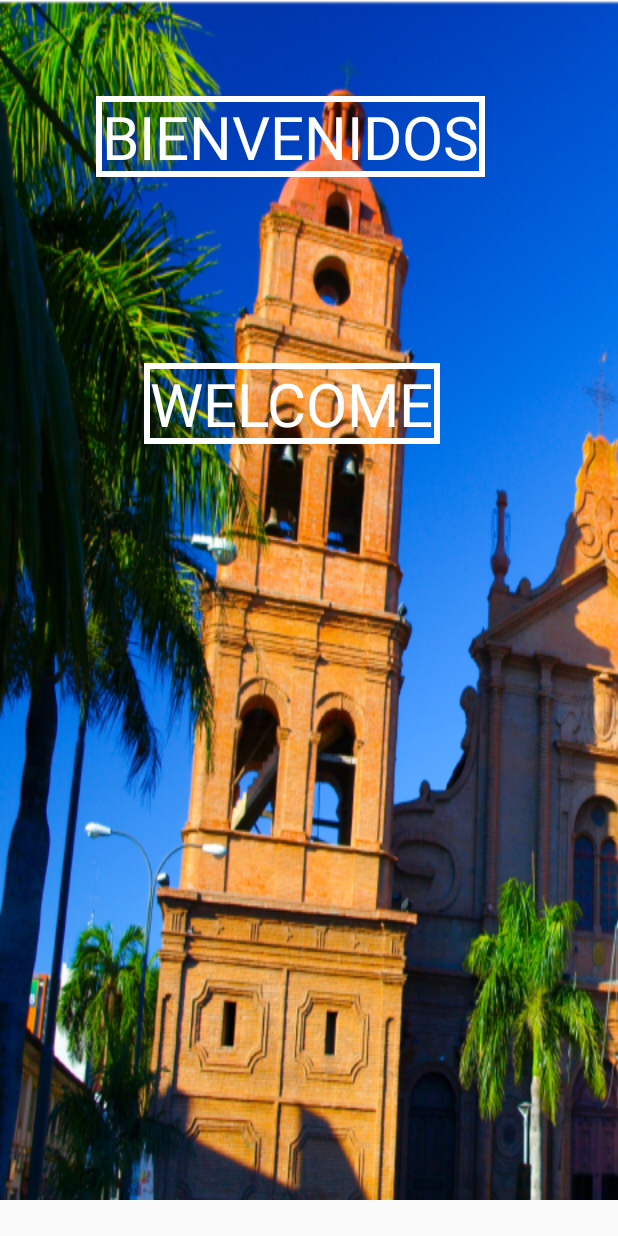
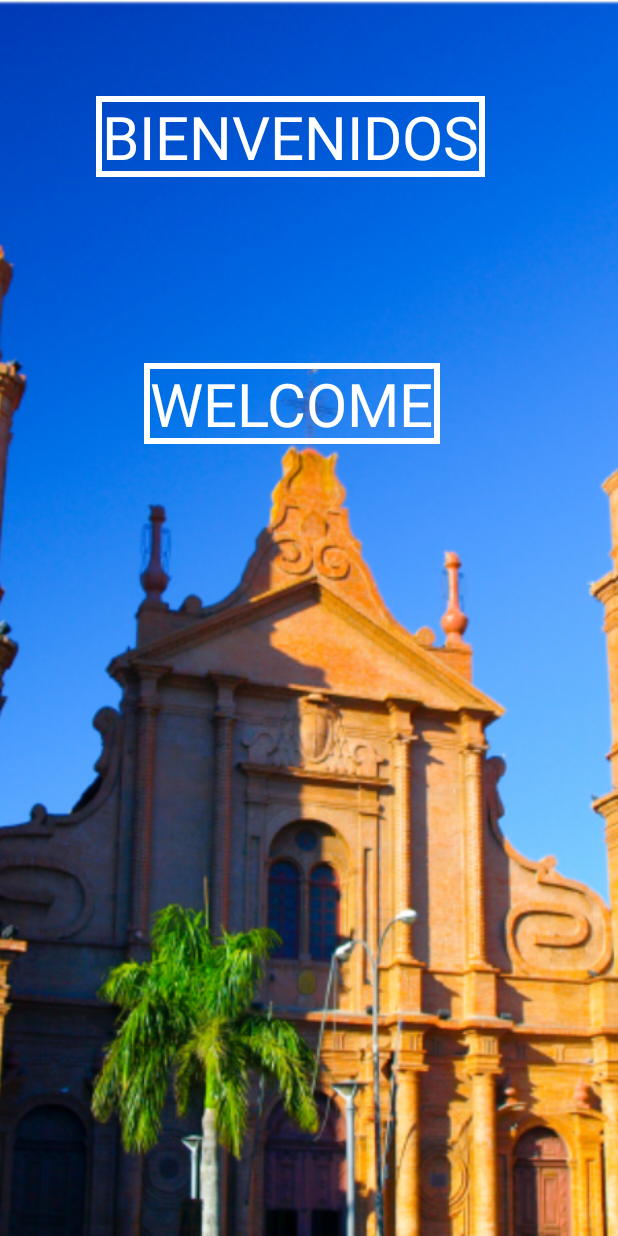
Before and after one commit to WilliamAbelCondori/GuiaTuristica2, an Android app: the layout activity_main.xml on its own in the app's theme, with its tools: preview values and no code run, on a phone screen of 412 x 824 dp. Run offline under Robolectric (Android 15) with nearby library versions, the phone set to English and light mode, and no system bars.

```diff
--- a/app/src/main/java/comercial/web/guiaturistica/SplashActivity.java
+++ b/app/src/main/java/comercial/web/guiaturistica/SplashActivity.java
@@ -9,7 +9,7 @@ import android.os.Handler;
 public class SplashActivity extends Activity {
 
     // Duración en milisegundos que se mostrará el splash
-    private final int DURACION_SPLASH = 250; // 3 segundos
+    private final int DURACION_SPLASH = 3000; // 3 segundos
 
     @Override
     public void onCreate(Bundle savedInstanceState) {
--- a/app/src/main/res/layout/activity_main.xml
+++ b/app/src/main/res/layout/activity_main.xml
@@ -2,10 +2,19 @@
 <android.support.constraint.ConstraintLayout xmlns:android="http://schemas.android.com/apk/res/android"
     xmlns:app="http://schemas.android.com/apk/res-auto"
     xmlns:tools="http://schemas.android.com/tools"
-    android:layout_width="800dp"
-    android:layout_height="800dp"
-    android:background="@drawable/catedral"
+    android:layout_width="match_parent"
+    android:layout_height="match_parent"
     tools:context=".MainActivity">
+
+    <ImageView
+        android:layout_width="0dp"
+        android:layout_height="0dp"
+        android:scaleType="centerCrop"
+        android:src="@drawable/catedral"
+        app:layout_constraintBottom_toBottomOf="parent"
+        app:layout_constraintEnd_toEndOf="parent"
+        app:layout_constraintStart_toStartOf="parent"
+        app:layout_constraintTop_toTopOf="parent" />
 
     <TextView
         android:id="@+id/Bienvenida"
@@ -15,9 +24,9 @@
         android:layout_marginLeft="64dp"
         android:layout_marginTop="64dp"
         android:background="@drawable/cuadrado"
+        android:paddingLeft="4dp"
+        android:paddingRight="4dp"
         android:text="@string/txt_bienvenida"
-        android:paddingRight="4dp"
-        android:paddingLeft="4dp"
         android:textColor="#ffffff"
         android:textSize="40sp"
         app:layout_constraintStart_toStartOf="parent"
--- a/app/src/main/res/values/styles.xml
+++ b/app/src/main/res/values/styles.xml
@@ -1,7 +1,7 @@
 <resources>
 
     <!-- Base application theme. -->
-    <style name="AppTheme" parent="Theme.AppCompat.Light.DarkActionBar">
+    <style name="AppTheme" parent="Theme.AppCompat.Light.NoActionBar">
         <!-- Customize your theme here. -->
         <item name="colorPrimary">@color/colorPrimary</item>
         <item name="colorPrimaryDark">@color/colorPrimaryDark</item>
```
